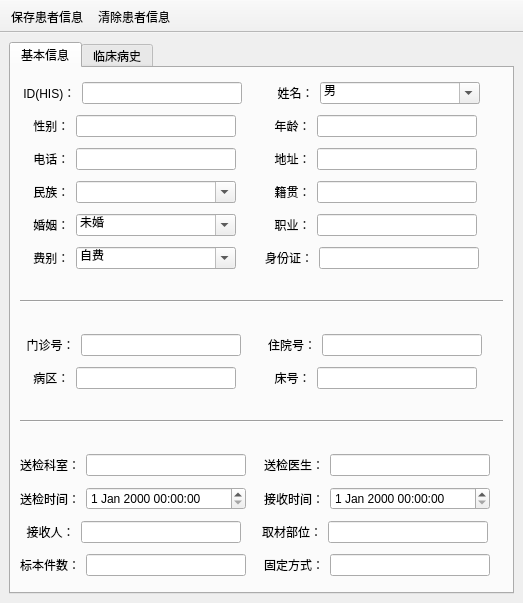
Old version of the form paintinfo/patientinfo.ui in the repository YYC572652645/PatholoSystem.
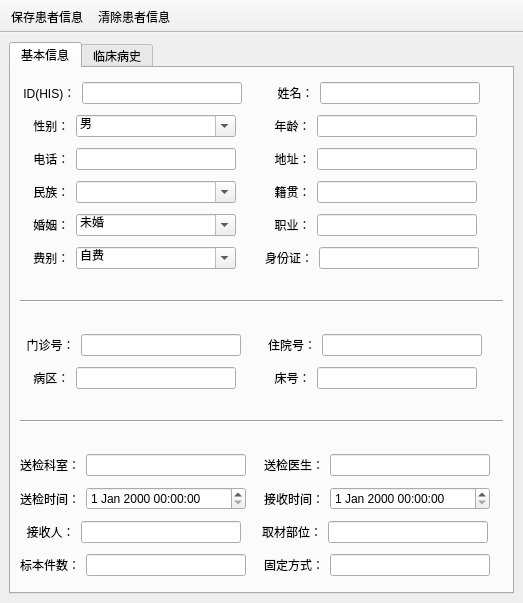
New version of the form. Icons and pictures are not drawn.

What changed in the file:
```diff
--- a/paintinfo/patientinfo.ui
+++ b/paintinfo/patientinfo.ui
@@ -79,7 +79,7 @@
              </widget>
             </item>
             <item>
-             <widget class="QComboBox" name="comboBoxSex">
+             <widget class="QLineEdit" name="lineEditName">
               <property name="minimumSize">
                <size>
                 <width>160</width>
@@ -92,19 +92,6 @@
                 <height>16777215</height>
                </size>
               </property>
-              <property name="editable">
-               <bool>true</bool>
-              </property>
-              <item>
-               <property name="text">
-                <string>男</string>
-               </property>
-              </item>
-              <item>
-               <property name="text">
-                <string>女</string>
-               </property>
-              </item>
              </widget>
             </item>
             <item>
@@ -132,7 +119,7 @@
              </widget>
             </item>
             <item>
-             <widget class="QLineEdit" name="lineEditSex">
+             <widget class="QComboBox" name="comboBoxSex">
               <property name="minimumSize">
                <size>
                 <width>160</width>
@@ -145,6 +132,19 @@
                 <height>16777215</height>
                </size>
               </property>
+              <property name="editable">
+               <bool>true</bool>
+              </property>
+              <item>
+               <property name="text">
+                <string>男</string>
+               </property>
+              </item>
+              <item>
+               <property name="text">
+                <string>女</string>
+               </property>
+              </item>
              </widget>
             </item>
             <item>
```
